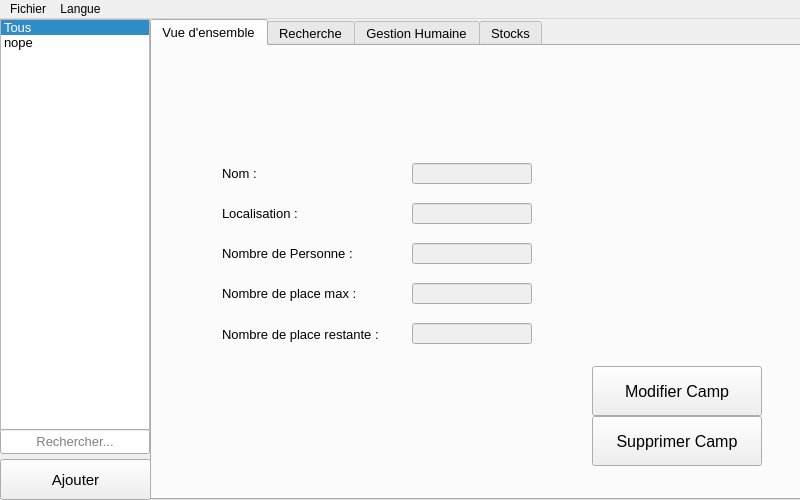
Qt form mainwin.ui (limalayla/PadID_Humanitaire) before a commit.
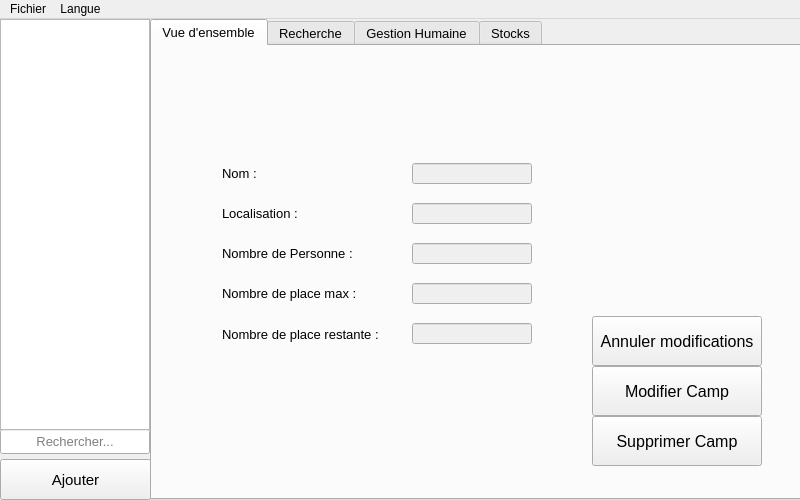
The same form after that commit. The open tabs and pages were chosen to show the change.

Commit message:
Recherche de camp, Préparation au futur code de BdD
Recherche de camps fini (reste à associer id trouvé à celui qui est
affiché en résultat de recherche)
Préparation au futur code (en attente de BdD) : modification camp,
suppression camp

```diff
--- a/mainwin.ui
+++ b/mainwin.ui
@@ -18,8 +18,8 @@
   </property>
   <property name="maximumSize">
    <size>
-    <width>1000</width>
-    <height>1000</height>
+    <width>800</width>
+    <height>500</height>
    </size>
   </property>
   <property name="windowTitle">
@@ -244,6 +244,24 @@
        <string>Modifier Camp</string>
       </property>
      </widget>
+     <widget class="QPushButton" name="btn_campModAnnuler">
+      <property name="geometry">
+       <rect>
+        <x>440</x>
+        <y>270</y>
+        <width>170</width>
+        <height>50</height>
+       </rect>
+      </property>
+      <property name="font">
+       <font>
+        <pointsize>12</pointsize>
+       </font>
+      </property>
+      <property name="text">
+       <string>Annuler modifications</string>
+      </property>
+     </widget>
     </widget>
     <widget class="QWidget" name="tab_rech">
      <attribute name="title">
@@ -1109,6 +1127,27 @@
      <string>Rechercher...</string>
     </property>
    </widget>
+   <widget class="QListWidget" name="liste_campRech">
+    <property name="geometry">
+     <rect>
+      <x>0</x>
+      <y>0</y>
+      <width>150</width>
+      <height>411</height>
+     </rect>
+    </property>
+    <property name="font">
+     <font>
+      <pointsize>10</pointsize>
+     </font>
+    </property>
+    <property name="currentRow">
+     <number>-1</number>
+    </property>
+    <property name="sortingEnabled">
+     <bool>false</bool>
+    </property>
+   </widget>
   </widget>
   <widget class="QMenuBar" name="menuBar">
    <property name="geometry">
```
Left out of the diff: 2 changed lines with no effect on the pictures. The commit also changes 4 other files.
